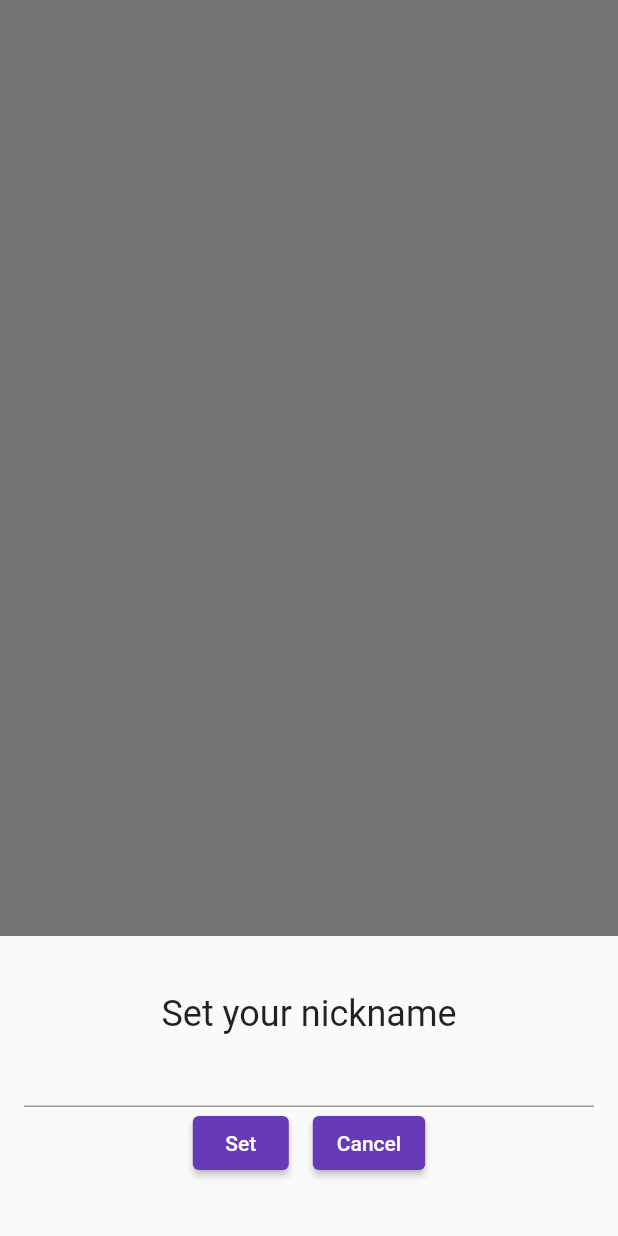
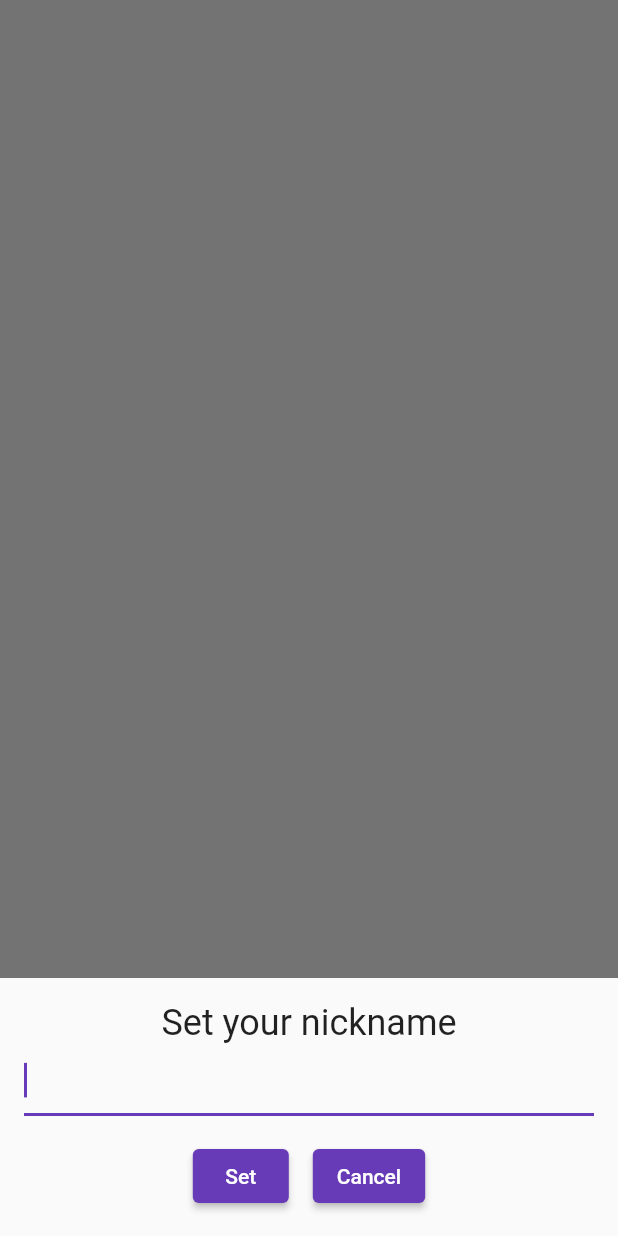
Before and after one commit to LizAinslie/HackChatMobile, a Flutter app: what openRoomPage() shows on an empty page, opened directly with empty values, on a phone screen of 412 x 824 dp. Run offline on Flutter 3.47's test engine with Material 2 defaults, Android fonts, the phone set to English and light mode, and no system bars; our stand-ins replace hive, hive_flutter, webview_flutter; accounts and stored records are empty.

Commit message:
Feat: UI tweaks
Signed-off-by: Liz <lizainslie16@gmail.com>

```diff
--- a/lib/common.dart
+++ b/lib/common.dart
@@ -21,6 +21,7 @@ void openRoomPage(BuildContext context, String roomName) {
   } else {
     showModalBottomSheet(
       context: context,
+      isScrollControlled: true,
       builder: (BuildContext context) {
         return SetTextSheet(
           header: 'Set your nickname',
--- a/lib/components/sheets/set_text_sheet.dart
+++ b/lib/components/sheets/set_text_sheet.dart
@@ -14,9 +14,13 @@ class _SetTextSheetState extends State<SetTextSheet> {
 
   @override
   Widget build(BuildContext context) {
-    return Container(
-      padding: const EdgeInsets.all(16.0),
-      height: 200,
+    return SingleChildScrollView(
+      child: Padding(
+        padding: EdgeInsets.only(
+          bottom: MediaQuery.of(context).viewInsets.bottom,
+        ),
+        child: Padding(
+          padding: const EdgeInsets.all(16),
           child: Column(
             mainAxisAlignment: MainAxisAlignment.center,
             mainAxisSize: MainAxisSize.min,
@@ -26,13 +30,19 @@ class _SetTextSheetState extends State<SetTextSheet> {
               ),
               TextFormField(
                 initialValue: widget.initialValue,
+                autofocus: true,
+                style: const TextStyle(
+                  fontSize: 20,
+                ),
                 onChanged: (text) {
                   setState(() {
                     _textFieldText = text;
                   });
                 },
               ),
-          Center(
+              Container(
+                padding: const EdgeInsets.only(top: 16),
+                child: Center(
                   child: Row(
                     mainAxisAlignment: MainAxisAlignment.center,
                     children: [
@@ -53,7 +63,10 @@ class _SetTextSheetState extends State<SetTextSheet> {
                     ],
                   ),
                 ),
+              ),
             ],
+          ),
+        ),
       ),
     );
   }
--- a/lib/pages/settings.dart
+++ b/lib/pages/settings.dart
@@ -36,6 +36,7 @@ class _SettingsPageState extends State<SettingsPage> {
                   onTap: () {
                     showModalBottomSheet(
                       context: context,
+                      isScrollControlled: true,
                       builder: (BuildContext context) {
                         return SetTextSheet(
                           header: 'Set a base URL',
@@ -54,6 +55,7 @@ class _SettingsPageState extends State<SettingsPage> {
                   onTap: () {
                     showModalBottomSheet(
                       context: context,
+                      isScrollControlled: true,
                       builder: (BuildContext context) {
                         return SetTextSheet(
                           header: 'Set your nickname',
```
Lines whose indentation alone changed are shown as unchanged.
